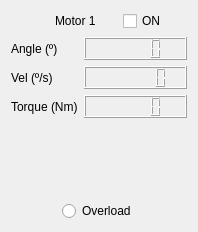
Old version of the form movimientos/Movimientos/motor.ui in the repository Alvaro-Agenjo/ROMERIN_SIM.
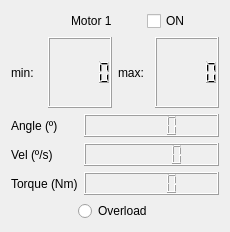
New version of the form.

Commit message: visual confirmation motor limits

What changed in the file:
```diff
--- a/movimientos/Movimientos/motor.ui
+++ b/movimientos/Movimientos/motor.ui
@@ -6,7 +6,7 @@
    <rect>
     <x>0</x>
     <y>0</y>
-    <width>198</width>
+    <width>230</width>
     <height>232</height>
    </rect>
   </property>
@@ -15,7 +15,7 @@
   </property>
   <layout class="QHBoxLayout" name="horizontalLayout">
    <item>
-    <layout class="QVBoxLayout" name="verticalLayout" stretch="0,0,1">
+    <layout class="QVBoxLayout" name="verticalLayout" stretch="0,0,0,1">
      <item>
       <layout class="QHBoxLayout" name="horizontalLayout_2">
        <item alignment="Qt::AlignRight">
@@ -34,6 +34,30 @@
        </item>
       </layout>
      </item>
+     <item>
+      <layout class="QHBoxLayout" name="horizontalLayout_3">
+       <item>
+        <widget class="QLabel" name="txt_min">
+         <property name="text">
+          <string>min:</string>
+         </property>
+        </widget>
+       </item>
+       <item>
+        <widget class="QLCDNumber" name="num_min"/>
+       </item>
+       <item>
+        <widget class="QLabel" name="txt_max">
+         <property name="text">
+          <string>max:</string>
+         </property>
+        </widget>
+       </item>
+       <item>
+        <widget class="QLCDNumber" name="num_max"/>
+       </item>
+      </layout>
+     </item>
      <item>
       <layout class="QFormLayout" name="formLayout">
        <item row="0" column="0">
```
The commit also changes 2 other files.
